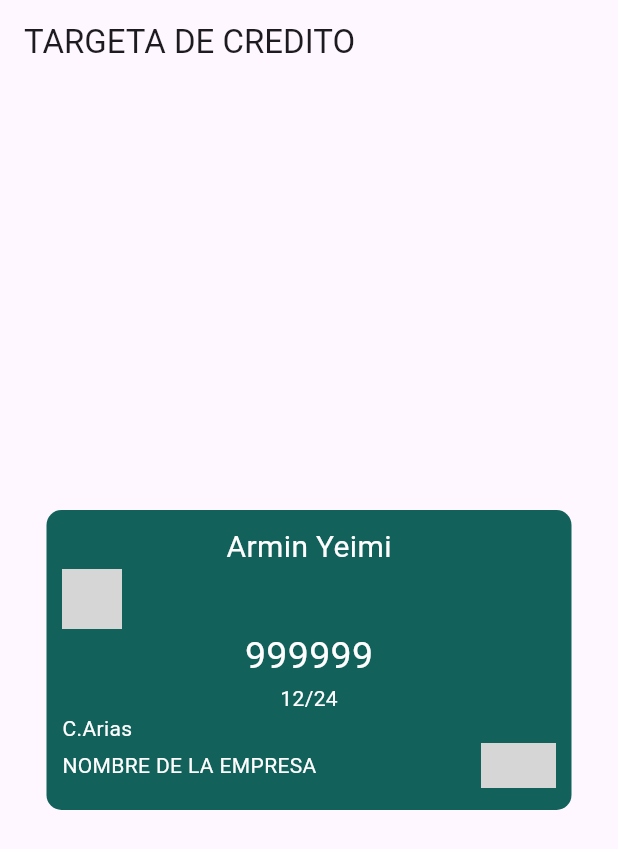
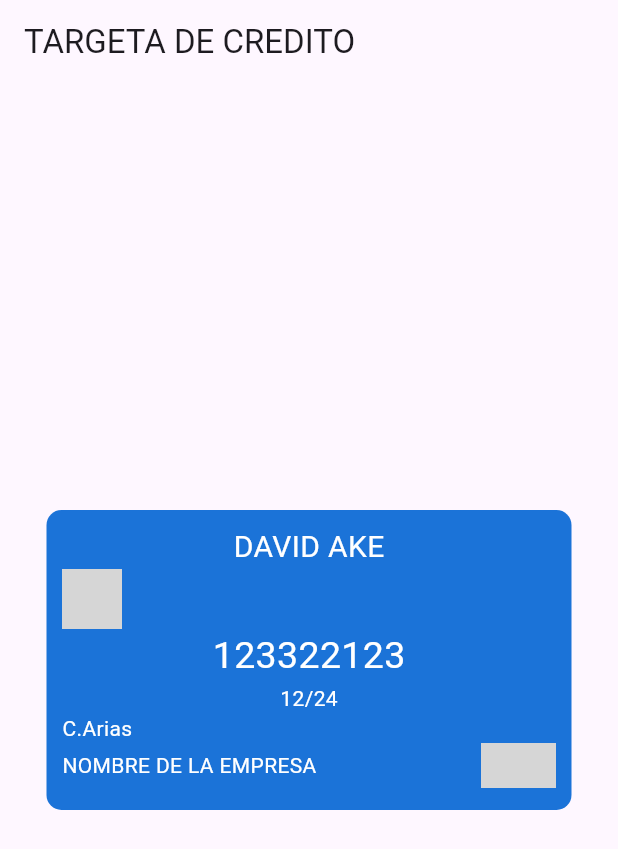
Before and after one commit to davidakeprott/FlutterPersonalZzz, a Flutter app: the Tarjeta screen opened directly, on a phone screen of 412 x 824 dp. Shown: the top 849 px of the screen. Run offline on Flutter 3.47's test engine with Material 3 defaults, Android fonts, the phone set to English and light mode, and no system bars; network calls fail; grey boxes are pictures that could not be loaded.

Commit message:
Uso de entidades para la tarjeta

```diff
--- a/lib/Core/presentation/widgets/widgetOneCard..dart
+++ b/lib/Core/presentation/widgets/widgetOneCard..dart
@@ -8,8 +8,8 @@ import 'package:flutter/material.dart';
 
 Widget widgetOneCard() {
   final User user = User(
-      name: 'Armin Yeimi',
-      telephone: '9999999',
+      name: 'DAVID AKE',
+      telephone: '12120311',
       email: 'das@gmail.com',
       password: '0000',);
 
@@ -36,7 +36,7 @@ Widget widgetTwoCard() {
 
   final Cartita carta= Cartita(
     cardOwner: 'C.Alias',
-    cardNumber:'999999',
+    cardNumber:'123322123',
     logo:'logo.png',
     cardDate:'12/02/24',
   );
--- a/lib/TarjetaCredito.dart
+++ b/lib/TarjetaCredito.dart
@@ -30,7 +30,7 @@ class Tarjeta extends StatelessWidget {
           alignment: Alignment.center,
           padding: const EdgeInsets.all(10.5),
           decoration: BoxDecoration(
-            color:Color.fromARGB(255, 18, 97, 90),
+            color:const Color.fromARGB(255, 27, 115, 216),
             borderRadius: BorderRadius.circular(10.0)
           ),
           child: Column(
```
